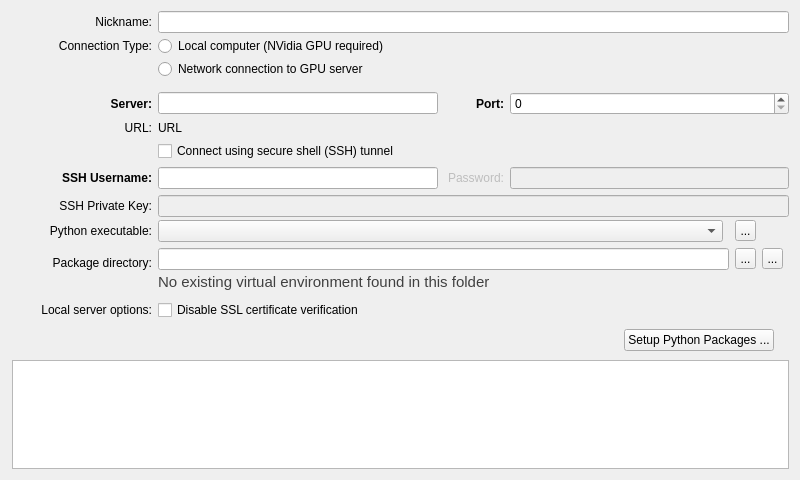
Above: GUI/Qt/Windows/DeepLearningServerEditor.ui from pyushkevich/itksnap before the change. Below: the same form after it.
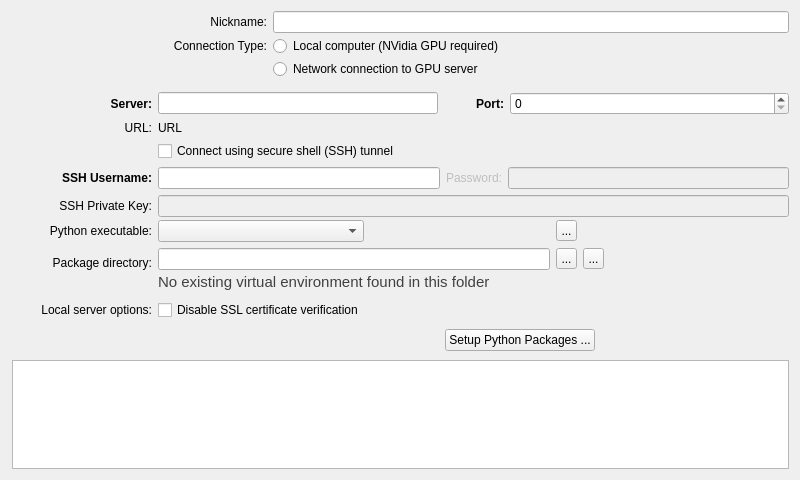
That is the form after the change. Icons and pictures are not drawn. Custom widgets are drawn as their Qt base class.

The edit to the form file:
```diff
--- a/GUI/Qt/Windows/DeepLearningServerEditor.ui
+++ b/GUI/Qt/Windows/DeepLearningServerEditor.ui
@@ -22,7 +22,7 @@
   <property name="styleSheet">
    <string notr="true"/>
   </property>
-  <layout class="QGridLayout" name="gridLayout" columnstretch="0,1,0" columnminimumwidth="140,0,0">
+  <layout class="QGridLayout" name="gridLayout" columnstretch="0,0,0">
    <property name="leftMargin">
     <number>12</number>
    </property>
@@ -32,244 +32,6 @@
    <property name="verticalSpacing">
     <number>3</number>
    </property>
-   <item row="0" column="1" colspan="2">
-    <widget class="QLineEdit" name="inNickname"/>
-   </item>
-   <item row="5" column="0" colspan="3">
-    <widget class="QWidget" name="grpLocal" native="true">
-     <layout class="QGridLayout" name="gridLayout_4" rowstretch="0,0,0,0,0,0,0,1" columnstretch="0,1,0,0,0,0" columnminimumwidth="140,0,0,0,0,0">
-      <property name="leftMargin">
-       <number>0</number>
-      </property>
-      <property name="topMargin">
-       <number>0</number>
-      </property>
-      <property name="rightMargin">
-       <number>0</number>
-      </property>
-      <property name="bottomMargin">
-       <number>0</number>
-      </property>
-      <property name="horizontalSpacing">
-       <number>6</number>
-      </property>
-      <property name="verticalSpacing">
-       <number>3</number>
-      </property>
-      <item row="2" column="1" colspan="2">
-       <widget class="QLineEdit" name="inPythonVEnv">
-        <property name="toolTip">
-         <string>This is the location where Python packages needed to run the ITK-SNAP deep learning extension server will be installed.</string>
-        </property>
-       </widget>
-      </item>
-      <item row="0" column="3">
-       <widget class="QToolButton" name="btnFindPythonExe">
-        <property name="maximumSize">
-         <size>
-          <width>21</width>
-          <height>21</height>
-         </size>
-        </property>
-        <property name="toolTip">
-         <string>Select the Python interpreter from a custom location.</string>
-        </property>
-        <property name="text">
-         <string>...</string>
-        </property>
-        <property name="icon">
-         <iconset theme="QIcon::ThemeIcon::DocumentOpen"/>
-        </property>
-       </widget>
-      </item>
-      <item row="2" column="4">
-       <widget class="QToolButton" name="btnResetVEnvFolderToDefault">
-        <property name="maximumSize">
-         <size>
-          <width>21</width>
-          <height>21</height>
-         </size>
-        </property>
-        <property name="toolTip">
-         <string>Use the default location for installing Python packages needed to run the ITK-SNAP deep learning extension server.</string>
-        </property>
-        <property name="text">
-         <string>...</string>
-        </property>
-        <property name="icon">
-         <iconset theme="QIcon::ThemeIcon::ViewRefresh"/>
-        </property>
-       </widget>
-      </item>
-      <item row="2" column="3">
-       <widget class="QToolButton" name="btnFindVEnvFolder">
-        <property name="maximumSize">
-         <size>
-          <width>21</width>
-          <height>21</height>
-         </size>
-        </property>
-        <property name="toolTip">
-         <string>Select the location where Python packages needed to run the ITK-SNAP deep learning extension server will be installed.</string>
-        </property>
-        <property name="text">
-         <string>...</string>
-        </property>
-        <property name="icon">
-         <iconset theme="QIcon::ThemeIcon::DocumentOpen"/>
-        </property>
-       </widget>
-      </item>
-      <item row="1" column="0" rowspan="2">
-       <widget class="QLabel" name="lblPythonVEnv">
-        <property name="maximumSize">
-         <size>
-          <width>140</width>
-          <height>16777215</height>
-         </size>
-        </property>
-        <property name="text">
-         <string>Package directory:</string>
-        </property>
-        <property name="alignment">
-         <set>Qt::AlignmentFlag::AlignBottom|Qt::AlignmentFlag::AlignRight|Qt::AlignmentFlag::AlignTrailing</set>
-        </property>
-        <property name="wordWrap">
-         <bool>false</bool>
-        </property>
-       </widget>
-      </item>
-      <item row="0" column="1">
-       <widget class="QComboBox" name="inPythonExe">
-        <property name="toolTip">
-         <string>Select the Python interpreter that will be used to run the local ITK-SNAP deep learning extensions server.</string>
-        </property>
-       </widget>
-      </item>
-      <item row="7" column="0" colspan="6">
-       <widget class="QProcessOutputTextWidget" name="txtInstallLog"/>
-      </item>
-      <item row="4" column="0">
-       <spacer name="verticalSpacer_3">
-        <property name="orientation">
-         <enum>Qt::Orientation::Vertical</enum>
-        </property>
-        <property name="sizeType">
-         <enum>QSizePolicy::Policy::Fixed</enum>
-        </property>
-        <property name="sizeHint" stdset="0">
-         <size>
-          <width>20</width>
-          <height>6</height>
-         </size>
-        </property>
-       </spacer>
-      </item>
-      <item row="3" column="1" colspan="4">
-       <widget class="QLabel" name="lblPythonVEnvStatus">
-        <property name="styleSheet">
-         <string notr="true">font-size:11pt;
-color: rgb(64, 64, 64);</string>
-        </property>
-        <property name="text">
-         <string>No existing virtual environment found in this folder</string>
-        </property>
-       </widget>
-      </item>
-      <item row="5" column="1">
-       <widget class="QCheckBox" name="chkNoSSLVerify">
-        <property name="toolTip">
-         <string>This will allow the local ITK-SNAP deep learning extension server to download trained models from huggingface.co without SSL certificate verification. Turn on this option if you encounter errors related to invalid or missing SSL certificates.</string>
-        </property>
-        <property name="text">
-         <string>Disable SSL certificate verification</string>
-        </property>
-       </widget>
-      </item>
-      <item row="0" column="0">
-       <widget class="QLabel" name="lblPythonVEnv_2">
-        <property name="text">
-         <string>Python executable:</string>
-        </property>
-        <property name="alignment">
-         <set>Qt::AlignmentFlag::AlignRight|Qt::AlignmentFlag::AlignTrailing|Qt::AlignmentFlag::AlignVCenter</set>
-        </property>
-        <property name="wordWrap">
-         <bool>true</bool>
-        </property>
-       </widget>
-      </item>
-      <item row="5" column="0">
-       <widget class="QLabel" name="lblPythonVEnv_3">
-        <property name="text">
-         <string>Local server options:</string>
-        </property>
-        <property name="alignment">
-         <set>Qt::AlignmentFlag::AlignRight|Qt::AlignmentFlag::AlignTrailing|Qt::AlignmentFlag::AlignVCenter</set>
-        </property>
-        <property name="wordWrap">
-         <bool>true</bool>
-        </property>
-       </widget>
-      </item>
-      <item row="6" column="1" colspan="4">
-       <widget class="QWidget" name="widget" native="true">
-        <layout class="QHBoxLayout" name="horizontalLayout">
-         <property name="topMargin">
-          <number>6</number>
-         </property>
-         <property name="bottomMargin">
-          <number>6</number>
-         </property>
-         <item>
-          <spacer name="horizontalSpacer">
-           <property name="orientation">
-            <enum>Qt::Orientation::Horizontal</enum>
-           </property>
-           <property name="sizeHint" stdset="0">
-            <size>
-             <width>40</width>
-             <height>20</height>
-            </size>
-           </property>
-          </spacer>
-         </item>
-         <item>
-          <widget class="QPushButton" name="btnConfigurePackages">
-           <property name="toolTip">
-            <string>This will install (or re-install) the Python packages needed to run the ITK-SNAP deep learning extensions server locally.</string>
-           </property>
-           <property name="text">
-            <string>Setup Python Packages ...</string>
-           </property>
-          </widget>
-         </item>
-        </layout>
-       </widget>
-      </item>
-     </layout>
-    </widget>
-   </item>
-   <item row="1" column="0">
-    <widget class="QLabel" name="label_15">
-     <property name="text">
-      <string>Connection Type:</string>
-     </property>
-     <property name="alignment">
-      <set>Qt::AlignmentFlag::AlignRight|Qt::AlignmentFlag::AlignTrailing|Qt::AlignmentFlag::AlignVCenter</set>
-     </property>
-    </widget>
-   </item>
-   <item row="0" column="0">
-    <widget class="QLabel" name="label_9">
-     <property name="text">
-      <string>Nickname:</string>
-     </property>
-     <property name="alignment">
-      <set>Qt::AlignmentFlag::AlignRight|Qt::AlignmentFlag::AlignTrailing|Qt::AlignmentFlag::AlignVCenter</set>
-     </property>
-    </widget>
-   </item>
    <item row="4" column="0" colspan="3">
     <widget class="QWidget" name="grpRemote" native="true">
      <layout class="QGridLayout" name="gridLayout_3" columnstretch="0,1,0,1" columnminimumwidth="140,130,60,130">
@@ -296,7 +58,7 @@
         <property name="styleSheet">
          <string notr="true"/>
         </property>
-        <layout class="QGridLayout" name="gridLayout_2" columnstretch="0,1,0,1" columnminimumwidth="140,130,60,130">
+        <layout class="QGridLayout" name="gridLayout_2" columnstretch="0,1,0,1" columnminimumwidth="140,0,0,0">
          <property name="leftMargin">
           <number>0</number>
          </property>
@@ -312,6 +74,26 @@
          <property name="spacing">
           <number>6</number>
          </property>
+         <item row="1" column="3">
+          <widget class="QLineEdit" name="inSSHPassword">
+           <property name="enabled">
+            <bool>false</bool>
+           </property>
+          </widget>
+         </item>
+         <item row="1" column="2">
+          <widget class="QLabel" name="lblSSHPassword">
+           <property name="enabled">
+            <bool>false</bool>
+           </property>
+           <property name="text">
+            <string>Password:</string>
+           </property>
+           <property name="alignment">
+            <set>Qt::AlignmentFlag::AlignRight|Qt::AlignmentFlag::AlignTrailing|Qt::AlignmentFlag::AlignVCenter</set>
+           </property>
+          </widget>
+         </item>
          <item row="2" column="1" colspan="3">
           <widget class="QLineEdit" name="inSSHPrivateKey">
            <property name="enabled">
@@ -329,13 +111,6 @@
            </property>
           </widget>
          </item>
-         <item row="1" column="3">
-          <widget class="QLineEdit" name="inSSHPassword">
-           <property name="enabled">
-            <bool>false</bool>
-           </property>
-          </widget>
-         </item>
          <item row="1" column="0">
           <widget class="QLabel" name="lblSSHUsername">
            <property name="styleSheet">
@@ -352,19 +127,6 @@
          <item row="1" column="1">
           <widget class="QLineEdit" name="inSSHUsername"/>
          </item>
-         <item row="1" column="2">
-          <widget class="QLabel" name="lblSSHPassword">
-           <property name="enabled">
-            <bool>false</bool>
-           </property>
-           <property name="text">
-            <string>Password:</string>
-           </property>
-           <property name="alignment">
-            <set>Qt::AlignmentFlag::AlignRight|Qt::AlignmentFlag::AlignTrailing|Qt::AlignmentFlag::AlignVCenter</set>
-           </property>
-          </widget>
-         </item>
         </layout>
        </widget>
       </item>
@@ -447,10 +209,241 @@
      </layout>
     </widget>
    </item>
-   <item row="1" column="1" colspan="2">
-    <widget class="QRadioButton" name="radioConnLocal">
+   <item row="0" column="1" colspan="2">
+    <widget class="QLineEdit" name="inNickname"/>
+   </item>
+   <item row="0" column="0">
+    <widget class="QLabel" name="label_9">
      <property name="text">
-      <string>Local computer (NVidia GPU required)</string>
+      <string>Nickname:</string>
+     </property>
+     <property name="alignment">
+      <set>Qt::AlignmentFlag::AlignRight|Qt::AlignmentFlag::AlignTrailing|Qt::AlignmentFlag::AlignVCenter</set>
+     </property>
+    </widget>
+   </item>
+   <item row="5" column="0" colspan="3">
+    <widget class="QWidget" name="grpLocal" native="true">
+     <layout class="QGridLayout" name="gridLayout_4" rowstretch="0,0,0,0,0,0,0,0" columnstretch="0,0,0,0,0,0">
+      <property name="leftMargin">
+       <number>0</number>
+      </property>
+      <property name="topMargin">
+       <number>0</number>
+      </property>
+      <property name="rightMargin">
+       <number>0</number>
+      </property>
+      <property name="bottomMargin">
+       <number>0</number>
+      </property>
+      <property name="horizontalSpacing">
+       <number>6</number>
+      </property>
+      <property name="verticalSpacing">
+       <number>3</number>
+      </property>
+      <item row="2" column="1" colspan="2">
+       <widget class="QLineEdit" name="inPythonVEnv">
+        <property name="toolTip">
+         <string>This is the location where Python packages needed to run the ITK-SNAP deep learning extension server will be installed.</string>
+        </property>
+       </widget>
+      </item>
+      <item row="6" column="1" colspan="4">
+       <widget class="QWidget" name="widget" native="true">
+        <layout class="QHBoxLayout" name="horizontalLayout">
+         <property name="topMargin">
+          <number>6</number>
+         </property>
+         <property name="bottomMargin">
+          <number>6</number>
+         </property>
+         <item>
+          <spacer name="horizontalSpacer">
+           <property name="orientation">
+            <enum>Qt::Orientation::Horizontal</enum>
+           </property>
+           <property name="sizeHint" stdset="0">
+            <size>
+             <width>40</width>
+             <height>20</height>
+            </size>
+           </property>
+          </spacer>
+         </item>
+         <item>
+          <widget class="QPushButton" name="btnConfigurePackages">
+           <property name="toolTip">
+            <string>This will install (or re-install) the Python packages needed to run the ITK-SNAP deep learning extensions server locally.</string>
+           </property>
+           <property name="text">
+            <string>Setup Python Packages ...</string>
+           </property>
+          </widget>
+         </item>
+        </layout>
+       </widget>
+      </item>
+      <item row="0" column="1">
+       <widget class="QComboBox" name="inPythonExe">
+        <property name="toolTip">
+         <string>Select the Python interpreter that will be used to run the local ITK-SNAP deep learning extensions server.</string>
+        </property>
+       </widget>
+      </item>
+      <item row="4" column="0">
+       <spacer name="verticalSpacer_3">
+        <property name="orientation">
+         <enum>Qt::Orientation::Vertical</enum>
+        </property>
+        <property name="sizeType">
+         <enum>QSizePolicy::Policy::Fixed</enum>
+        </property>
+        <property name="sizeHint" stdset="0">
+         <size>
+          <width>20</width>
+          <height>6</height>
+         </size>
+        </property>
+       </spacer>
+      </item>
+      <item row="7" column="0" colspan="6">
+       <widget class="QProcessOutputTextWidget" name="txtInstallLog"/>
+      </item>
+      <item row="5" column="1">
+       <widget class="QCheckBox" name="chkNoSSLVerify">
+        <property name="toolTip">
+         <string>This will allow the local ITK-SNAP deep learning extension server to download trained models from huggingface.co without SSL certificate verification. Turn on this option if you encounter errors related to invalid or missing SSL certificates.</string>
+        </property>
+        <property name="text">
+         <string>Disable SSL certificate verification</string>
+        </property>
+       </widget>
+      </item>
+      <item row="0" column="0">
+       <widget class="QLabel" name="lblPythonVEnv_2">
+        <property name="text">
+         <string>Python executable:</string>
+        </property>
+        <property name="alignment">
+         <set>Qt::AlignmentFlag::AlignRight|Qt::AlignmentFlag::AlignTrailing|Qt::AlignmentFlag::AlignVCenter</set>
+        </property>
+        <property name="wordWrap">
+         <bool>true</bool>
+        </property>
+       </widget>
+      </item>
+      <item row="2" column="4">
+       <widget class="QToolButton" name="btnResetVEnvFolderToDefault">
+        <property name="maximumSize">
+         <size>
+          <width>21</width>
+          <height>21</height>
+         </size>
+        </property>
+        <property name="toolTip">
+         <string>Use the default location for installing Python packages needed to run the ITK-SNAP deep learning extension server.</string>
+        </property>
+        <property name="text">
+         <string>...</string>
+        </property>
+        <property name="icon">
+         <iconset theme="QIcon::ThemeIcon::ViewRefresh"/>
+        </property>
+       </widget>
+      </item>
+      <item row="2" column="3">
+       <widget class="QToolButton" name="btnFindVEnvFolder">
+        <property name="maximumSize">
+         <size>
+          <width>21</width>
+          <height>21</height>
+         </size>
+        </property>
+        <property name="toolTip">
+         <string>Select the location where Python packages needed to run the ITK-SNAP deep learning extension server will be installed.</string>
+        </property>
+        <property name="text">
+         <string>...</string>
+        </property>
+        <property name="icon">
+         <iconset theme="QIcon::ThemeIcon::DocumentOpen"/>
+        </property>
+       </widget>
+      </item>
+      <item row="0" column="3">
+       <widget class="QToolButton" name="btnFindPythonExe">
+        <property name="maximumSize">
+         <size>
+          <width>21</width>
+          <height>21</height>
+         </size>
+        </property>
+        <property name="toolTip">
+         <string>Select the Python interpreter from a custom location.</string>
+        </property>
+        <property name="text">
+         <string>...</string>
+        </property>
+        <property name="icon">
+         <iconset theme="QIcon::ThemeIcon::DocumentOpen"/>
+        </property>
+       </widget>
+      </item>
+      <item row="1" column="0" rowspan="2">
+       <widget class="QLabel" name="lblPythonVEnv">
+        <property name="maximumSize">
+         <size>
+          <width>140</width>
+          <height>16777215</height>
+         </size>
+        </property>
+        <property name="text">
+         <string>Package directory:</string>
+        </property>
+        <property name="alignment">
+         <set>Qt::AlignmentFlag::AlignBottom|Qt::AlignmentFlag::AlignRight|Qt::AlignmentFlag::AlignTrailing</set>
+        </property>
+        <property name="wordWrap">
+         <bool>false</bool>
+        </property>
+       </widget>
+      </item>
+      <item row="3" column="1" colspan="4">
+       <widget class="QLabel" name="lblPythonVEnvStatus">
+        <property name="styleSheet">
+         <string notr="true">font-size:11pt;
+color: rgb(64, 64, 64);</string>
+        </property>
+        <property name="text">
+         <string>No existing virtual environment found in this folder</string>
+        </property>
+       </widget>
+      </item>
+      <item row="5" column="0">
+       <widget class="QLabel" name="lblPythonVEnv_3">
+        <property name="text">
+         <string>Local server options:</string>
+        </property>
+        <property name="alignment">
+         <set>Qt::AlignmentFlag::AlignRight|Qt::AlignmentFlag::AlignTrailing|Qt::AlignmentFlag::AlignVCenter</set>
+        </property>
+        <property name="wordWrap">
+         <bool>true</bool>
+        </property>
+       </widget>
+      </item>
+     </layout>
+    </widget>
+   </item>
+   <item row="1" column="0">
+    <widget class="QLabel" name="label_15">
+     <property name="text">
+      <string>Connection Type:</string>
+     </property>
+     <property name="alignment">
+      <set>Qt::AlignmentFlag::AlignRight|Qt::AlignmentFlag::AlignTrailing|Qt::AlignmentFlag::AlignVCenter</set>
      </property>
     </widget>
    </item>
@@ -461,6 +454,26 @@
      </property>
     </widget>
    </item>
+   <item row="1" column="1" colspan="2">
+    <widget class="QRadioButton" name="radioConnLocal">
+     <property name="text">
+      <string>Local computer (NVidia GPU required)</string>
+     </property>
+    </widget>
+   </item>
+   <item row="6" column="0">
+    <spacer name="verticalSpacer">
+     <property name="orientation">
+      <enum>Qt::Orientation::Vertical</enum>
+     </property>
+     <property name="sizeHint" stdset="0">
+      <size>
+       <width>20</width>
+       <height>40</height>
+      </size>
+     </property>
+    </spacer>
+   </item>
   </layout>
  </widget>
  <customwidgets>
```
